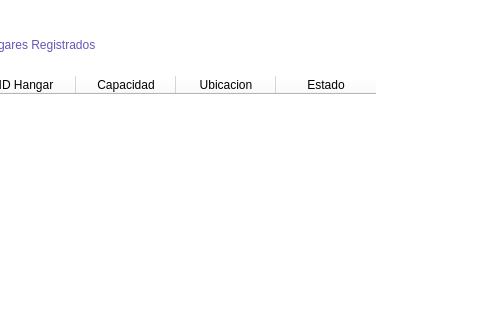
Above: GUI/Resources/UI/HangarRegister.ui from difer19/Gestor-de-Hangares before the change; both pictures show x 553 to 1033 and y 0 to 320 of the 1033 by 547 pixel window. Below: the same form after it.
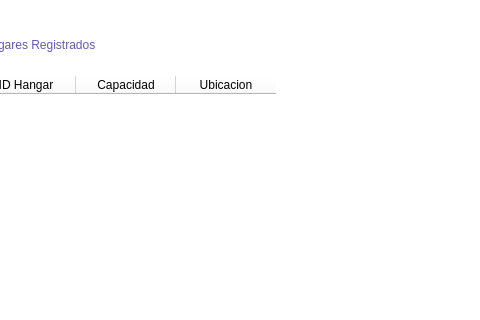
That is the form after the change.

Patch:
```diff
--- a/GUI/Resources/UI/HangarRegister.ui
+++ b/GUI/Resources/UI/HangarRegister.ui
@@ -241,11 +241,6 @@
           <string>Ubicacion</string>
          </property>
         </column>
-        <column>
-         <property name="text">
-          <string>Estado</string>
-         </property>
-        </column>
        </widget>
       </item>
       <item>
```
